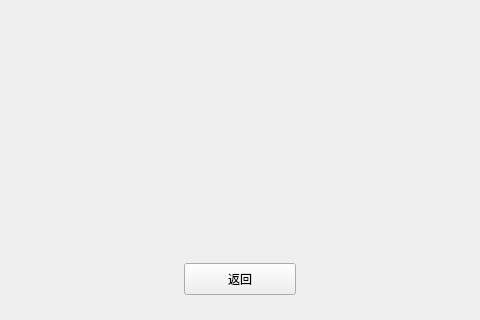
Old version of the form gui/image_transfer.ui in the repository ZYFZYF/Image-Style-Transfer; both pictures show x 216 to 696 and y 137 to 457 of the 901 by 457 pixel window.
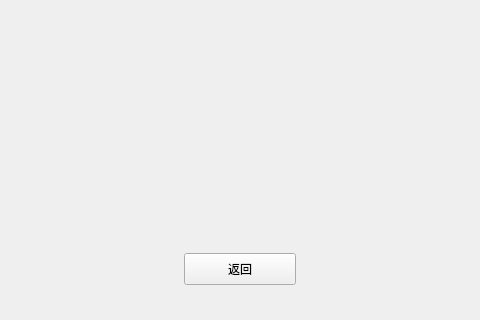
New version of the form.

```diff
--- a/gui/image_transfer.ui
+++ b/gui/image_transfer.ui
@@ -92,7 +92,7 @@
    <property name="geometry">
     <rect>
      <x>400</x>
-     <y>400</y>
+     <y>390</y>
      <width>112</width>
      <height>32</height>
     </rect>
```
Left out of the diff: 6 changed lines with no effect on the pictures.
